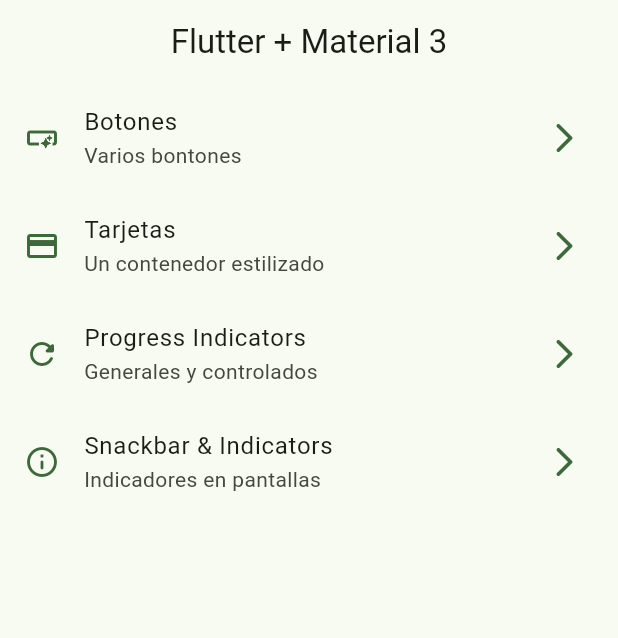
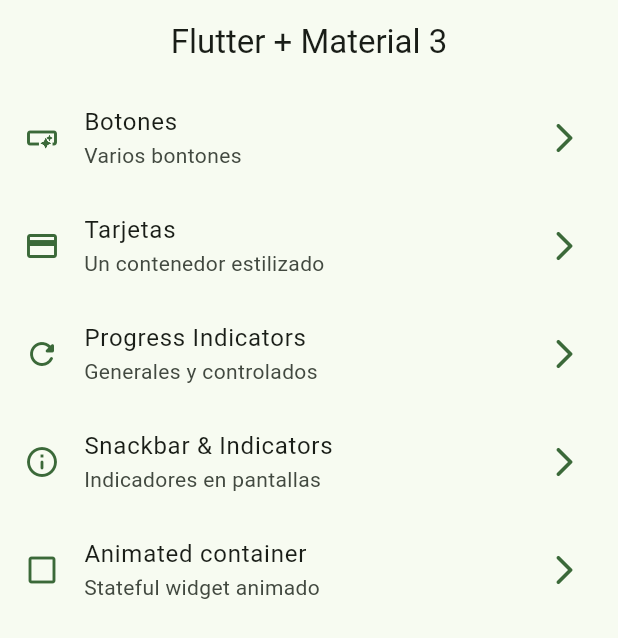
Before and after one commit to mejia907/widgets_app, a Flutter app: the screen it shows after launch, on a phone screen of 412 x 824 dp. Shown: the top 638 px of the screen. Run offline on Flutter 3.47's test engine with Material 2 defaults, Android fonts, the phone set to English and light mode, and no system bars; our stand-ins replace go_router.

Commit message:
animated container

```diff
--- a/lib/config/menu/menu_items.dart
+++ b/lib/config/menu/menu_items.dart
@@ -39,4 +39,10 @@ const appMenuItems = <MenuItems>[
     link: '/snackbars',
     icon: Icons.info_outline_rounded,
   ),
+  MenuItems(
+    title: 'Animated container',
+    subtitle: 'Stateful widget animado',
+    link: '/animated',
+    icon: Icons.check_box_outline_blank_outlined,
+  ),
 ];
--- a/lib/config/router/app_router.dart
+++ b/lib/config/router/app_router.dart
@@ -27,4 +27,9 @@ final appRouter = GoRouter(initialLocation: '/', routes: [
     path: '/snackbars',
     builder: (context, state) => const SnackbarScreen(),
   ),
+  GoRoute(
+    name: AnimatedScreen.name,
+    path: '/animated',
+    builder: (context, state) => const AnimatedScreen(),
+  ),
 ]);
```
Also changed, not shown: lib/presentation/screens/animated/animated_screen.dart (+46 -2 lines).
